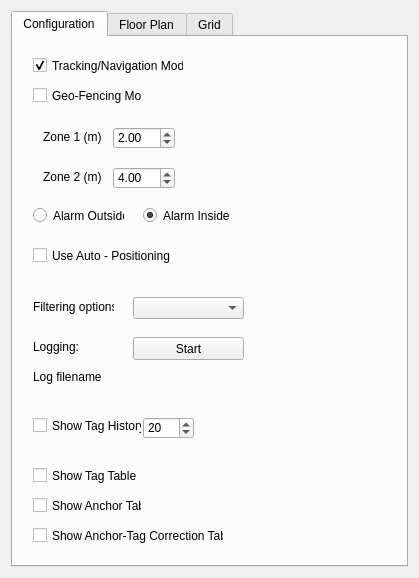
Qt form Deca/views/ViewSettingsWidget.ui (summerfll/wms) before a commit.
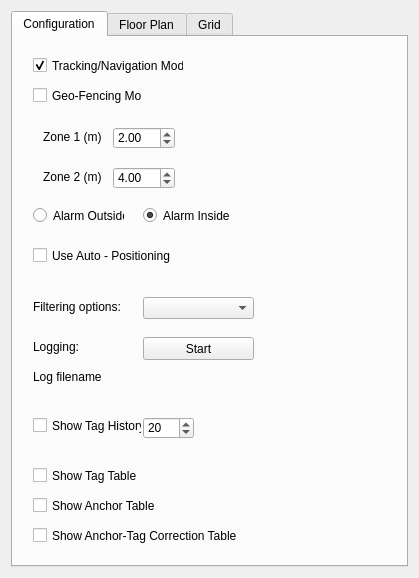
The same form after that commit. The open tabs and pages were chosen to show the change.

Diff of the .ui file:
```diff
--- a/Deca/views/ViewSettingsWidget.ui
+++ b/Deca/views/ViewSettingsWidget.ui
@@ -166,7 +166,7 @@
         <rect>
          <x>20</x>
          <y>430</y>
-         <width>109</width>
+         <width>151</width>
          <height>17</height>
         </rect>
        </property>
@@ -182,7 +182,7 @@
         <rect>
          <x>20</x>
          <y>460</y>
-         <width>109</width>
+         <width>241</width>
          <height>17</height>
         </rect>
        </property>
@@ -201,7 +201,7 @@
         <rect>
          <x>20</x>
          <y>490</y>
-         <width>191</width>
+         <width>251</width>
          <height>17</height>
         </rect>
        </property>
@@ -231,7 +231,7 @@
       <widget class="QComboBox" name="filtering">
        <property name="geometry">
         <rect>
-         <x>120</x>
+         <x>130</x>
          <y>260</y>
          <width>111</width>
          <height>22</height>
@@ -243,7 +243,7 @@
         <rect>
          <x>20</x>
          <y>260</y>
-         <width>81</width>
+         <width>111</width>
          <height>20</height>
         </rect>
        </property>
@@ -286,7 +286,7 @@
       <widget class="QPushButton" name="logging_pb">
        <property name="geometry">
         <rect>
-         <x>120</x>
+         <x>130</x>
          <y>300</y>
          <width>111</width>
          <height>23</height>
```
Left out of the diff: 2 changed lines with no effect on the pictures.
